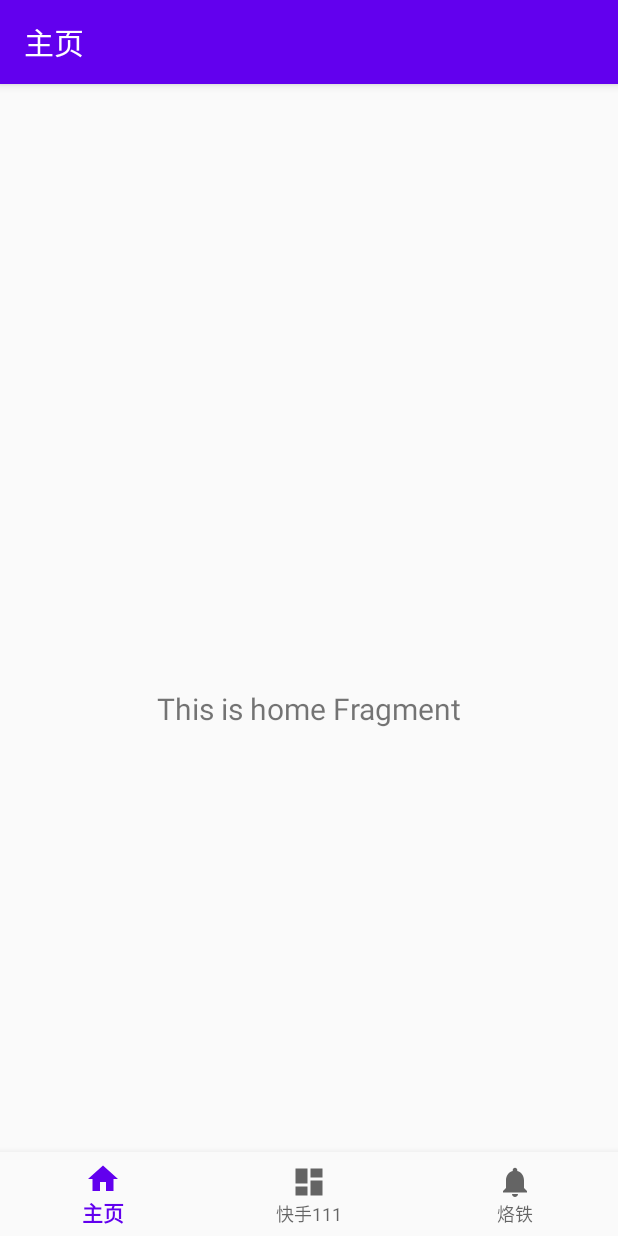
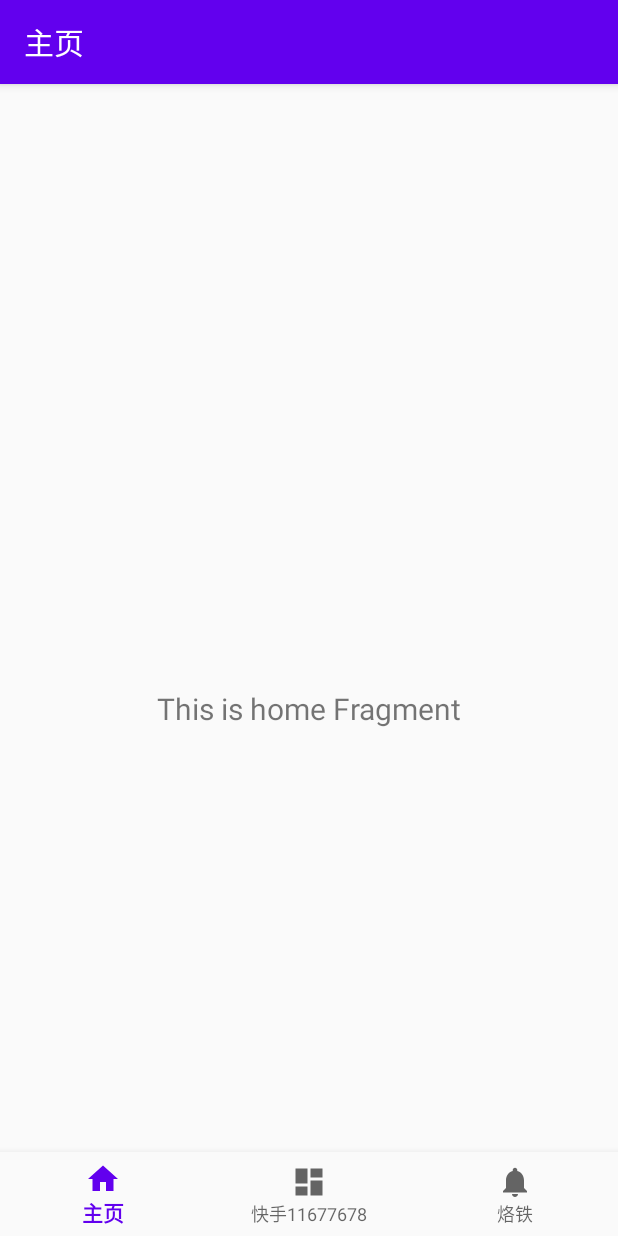
Before and after one commit to kh-1997/MyApplication, an Android app: the screen it shows after launch (MainActivity), on a phone screen of 412 x 824 dp. Run offline under Robolectric (Android 15) with nearby library versions, the phone set to English and light mode, and no system bars; our stand-ins replace navigation-ui.

```diff
--- a/app/src/main/res/values/strings.xml
+++ b/app/src/main/res/values/strings.xml
@@ -1,6 +1,6 @@
 <resources>
     <string name="app_name">My Application</string>
     <string name="title_home">主页</string>
-    <string name="title_dashboard">快手111</string>
+    <string name="title_dashboard">快手11677678</string>
     <string name="title_notifications">烙铁</string>
 </resources>
```
